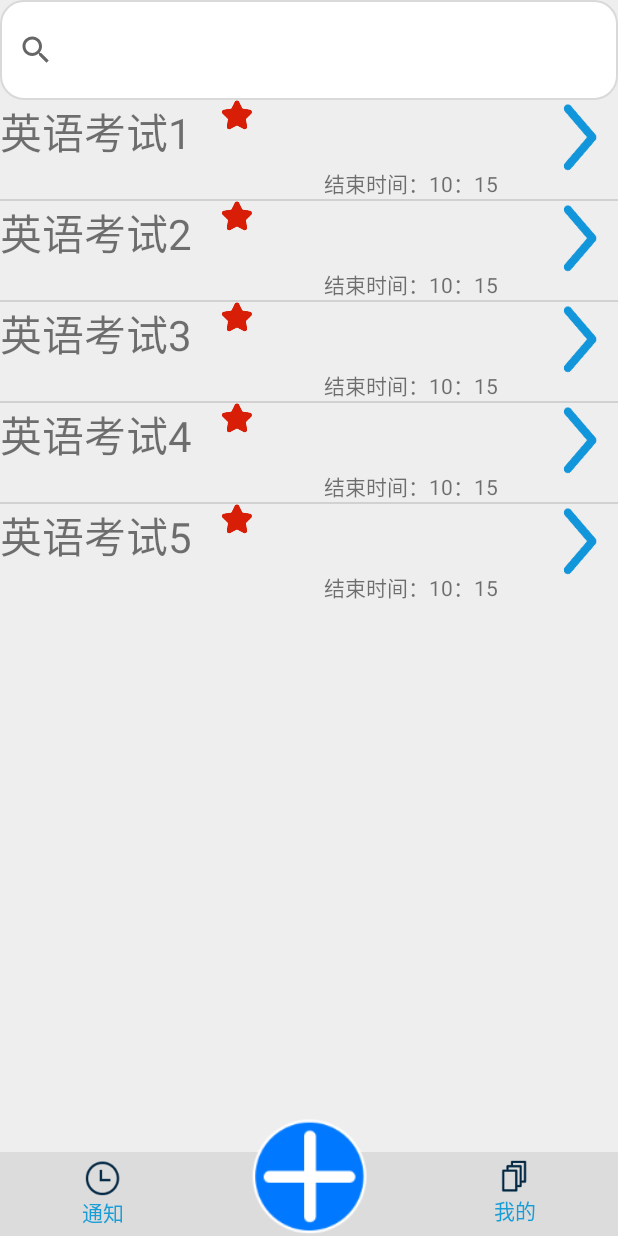
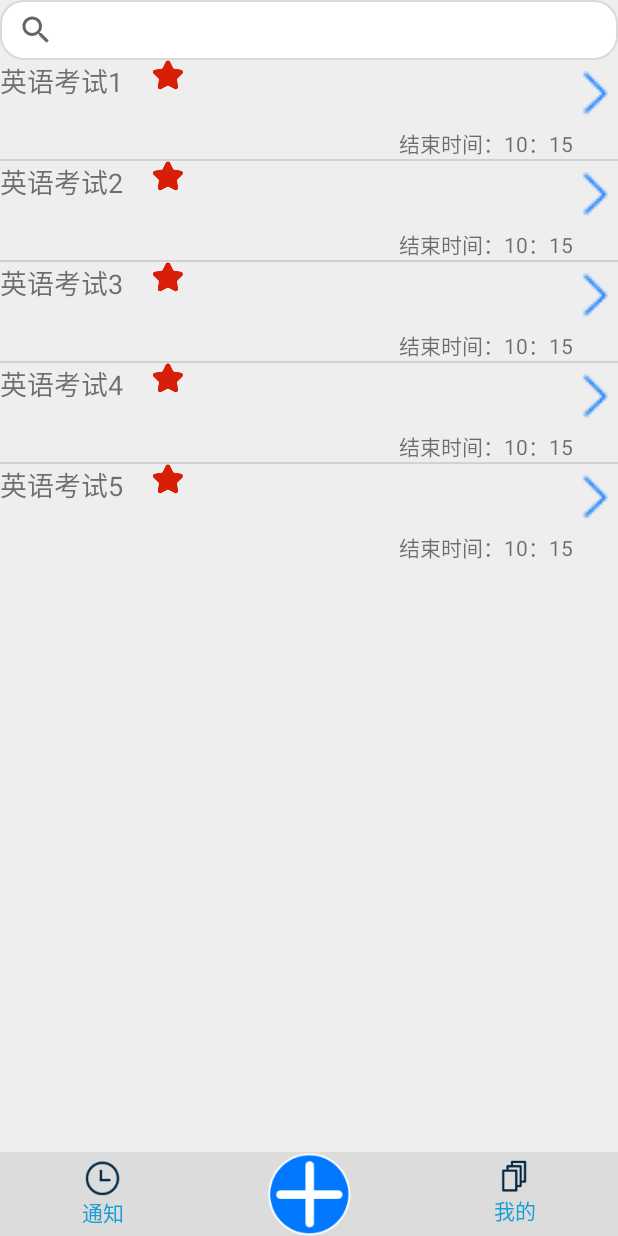
Before and after one commit to android-zhidao/zhidao, an Android app: the HomeActivity screen opened directly, with no data from a screen before it, on a phone screen of 412 x 824 dp. Run offline under Robolectric (Android 15) with nearby library versions, the phone set to English and light mode, and no system bars; pictures from the network do not load; 1 statement that could not run was skipped.

Commit message:
增加页面

```diff
--- a/app/build.gradle
+++ b/app/build.gradle
@@ -28,10 +28,9 @@ dependencies {
     compile fileTree(include: ['*.jar'], dir: 'libs')
     testCompile 'junit:junit:4.12'
     compile 'com.android.support:appcompat-v7:23.4.0'
-//    compile 'com.android.support:design:23.1.1'
-//    compile 'com.android.support.constraint:constraint-layout:1.1.2'
     compile 'org.greenrobot:greendao:3.0.1'
     compile 'org.greenrobot:greendao-generator:3.0.0'
+    compile 'com.github.bumptech.glide:glide:3.5.2'
     compile files('libs/eventbus-2.4.0-sources.jar')
     compile files('libs/eventbus.jar')
     compile files('libs/gson-2.2.4.jar')
--- a/app/src/main/java/com/example/dxnima/zhidao/ui/personcenter/Activity/LoginActivity.java
+++ b/app/src/main/java/com/example/dxnima/zhidao/ui/personcenter/Activity/LoginActivity.java
@@ -88,8 +88,7 @@ public class LoginActivity extends BaseActivity implements IUserLoginView{
     @Override
     public void onClick(View v) {
         switch (v.getId()) {
-            case R.id.login:
-                mUserPresenter.loginDatabase(userName.getText().toString(), password.getText().toString());//登陆
+            case R.id.login:mUserPresenter.loginDatabase(userName.getText().toString(), password.getText().toString());//登陆
                 //startActivity(HomeActivity.class,null);
                 break;
             case R.id.go_register:
--- a/app/src/main/java/com/example/dxnima/zhidao/ui/personcenter/Activity/WelcomeActivity.java
+++ b/app/src/main/java/com/example/dxnima/zhidao/ui/personcenter/Activity/WelcomeActivity.java
@@ -3,6 +3,7 @@ package com.example.dxnima.zhidao.ui.personcenter.Activity;
 import android.content.Intent;
 import android.os.Bundle;
 import android.os.Handler;
+import android.widget.ImageView;
 
 import com.example.dxnima.zhidao.R;
 import com.example.dxnima.zhidao.ui.base.BaseActivity;
@@ -14,6 +15,7 @@ import com.example.dxnima.zhidao.ui.base.BaseActivity;
  */
 public class WelcomeActivity extends BaseActivity{
 
+    private ImageView gifView;
     private final int SPLASH_DISPLAY_LENGHT = 3000;  //延迟3秒
 
     @Override
@@ -32,7 +34,7 @@ public class WelcomeActivity extends BaseActivity{
 
     @Override
     public void initViews() {
-
+        gifView=(ImageView) findViewById(R.id.gifView);
     }
 
     @Override
--- a/app/src/main/res/layout/activity_home.xml
+++ b/app/src/main/res/layout/activity_home.xml
@@ -43,5 +43,6 @@
         android:layout_centerHorizontal="true"
         android:background="@android:color/transparent"
         android:src="@mipmap/sign1"
-        android:focusableInTouchMode="true"/>
+        android:focusableInTouchMode="true"
+        android:layout_alignTop="@+id/tabs_rg"/>
 </RelativeLayout>
--- a/app/src/main/res/layout/activity_main.xml
+++ b/app/src/main/res/layout/activity_main.xml
@@ -13,7 +13,7 @@
 
         <SearchView
             android:layout_width="match_parent"
-            android:layout_height="100px"
+            android:layout_height="40dp"
             android:id="@+id/searchView"
             android:background="@drawable/searchview_shape"
             android:queryHint="Search"
--- a/app/src/main/res/layout/activity_my.xml
+++ b/app/src/main/res/layout/activity_my.xml
@@ -19,7 +19,7 @@
             android:text="设置"
             android:id="@+id/mypage_setting"
             android:textColor="@color/white"
-            android:textSize="18dp"
+            android:textSize="20dp"
             android:layout_alignParentTop="true"
             android:layout_alignParentRight="true"
             android:layout_alignParentEnd="false"
--- a/app/src/main/res/layout/common_itemlist.xml
+++ b/app/src/main/res/layout/common_itemlist.xml
@@ -17,7 +17,7 @@
             android:layout_alignParentTop="true"
             android:layout_alignParentLeft="true"
             android:layout_alignParentStart="true"
-            android:textSize="28dp"/>
+            android:textSize="18dp"/>
 
         <TextView
             android:layout_width="wrap_content"
@@ -25,10 +25,8 @@
             android:text="结束时间："
             android:id="@+id/msg_texttime"
             android:layout_alignParentBottom="true"
-            android:layout_toRightOf="@+id/list_msgimage"
-            android:layout_toEndOf="@+id/list_msgimage"
-            android:layout_marginLeft="48dp"
-            android:layout_marginStart="48dp"/>
+            android:layout_toLeftOf="@+id/list_msgendtime"
+            android:layout_toStartOf="@+id/list_msgendtime"/>
 
         <ImageView
             android:layout_width="20dp"
@@ -41,13 +39,14 @@
             android:layout_toEndOf="@+id/list_msgtitle"/>
 
         <ImageView
-            android:layout_width="wrap_content"
+            android:layout_width="30dp"
             android:layout_height="wrap_content"
             android:id="@+id/imageView4"
             android:layout_alignParentTop="true"
+            android:src="@drawable/item_jiantou"
+            android:layout_above="@+id/list_msgendtime"
             android:layout_alignParentRight="true"
-            android:layout_alignParentEnd="true"
-            android:src="@drawable/item_jiantou"/>
+            android:layout_alignParentEnd="true"/>
 
         <TextView
             android:layout_width="wrap_content"
@@ -55,7 +54,7 @@
             android:text="10月01日 00：00"
             android:id="@+id/list_msgendtime"
             android:layout_alignParentBottom="true"
-            android:layout_toRightOf="@+id/msg_texttime"
-            android:layout_toEndOf="@+id/msg_texttime"/>
+            android:layout_toLeftOf="@+id/imageView4"
+            android:layout_toStartOf="@+id/imageView4"/>
     </RelativeLayout>
 </LinearLayout>
--- a/app/src/main/res/layout/common_title.xml
+++ b/app/src/main/res/layout/common_title.xml
@@ -1,7 +1,7 @@
 <LinearLayout xmlns:android="http://schemas.android.com/apk/res/android"
     android:layout_width="match_parent"
     android:layout_height="48dp"
-    android:background="@color/gray1"
+    android:background="@color/gray2"
     android:orientation="horizontal">
 
 
--- a/app/src/main/res/values/colors.xml
+++ b/app/src/main/res/values/colors.xml
@@ -11,6 +11,7 @@
     <color name="black">#000000</color>
     <color name="white">#ffffff</color>
     <color name="gray1">#949494</color>
+    <color name="gray2">#c2c2c2</color>
     <color name="translucent">#00000000</color>
     <color name="gray">#eeeeee</color>
     <color name="gain_code">#ff9933</color>
--- a/build.gradle
+++ b/build.gradle
@@ -3,6 +3,7 @@
 buildscript {
     repositories {
         jcenter()
+        mavenCentral()
     }
     dependencies {
         classpath 'com.android.tools.build:gradle:1.5.0'
```
Also changed, not shown: app/src/main/res/layout/activity_seemsg.xml (+6 -11 lines), app/src/main/res/layout/common_lunch.xml (+4 -3 lines), app/src/main/res/drawable-xxxhdpi/dong.gif (added), app/src/main/res/drawable-xxxhdpi/item_jiantou.png.
